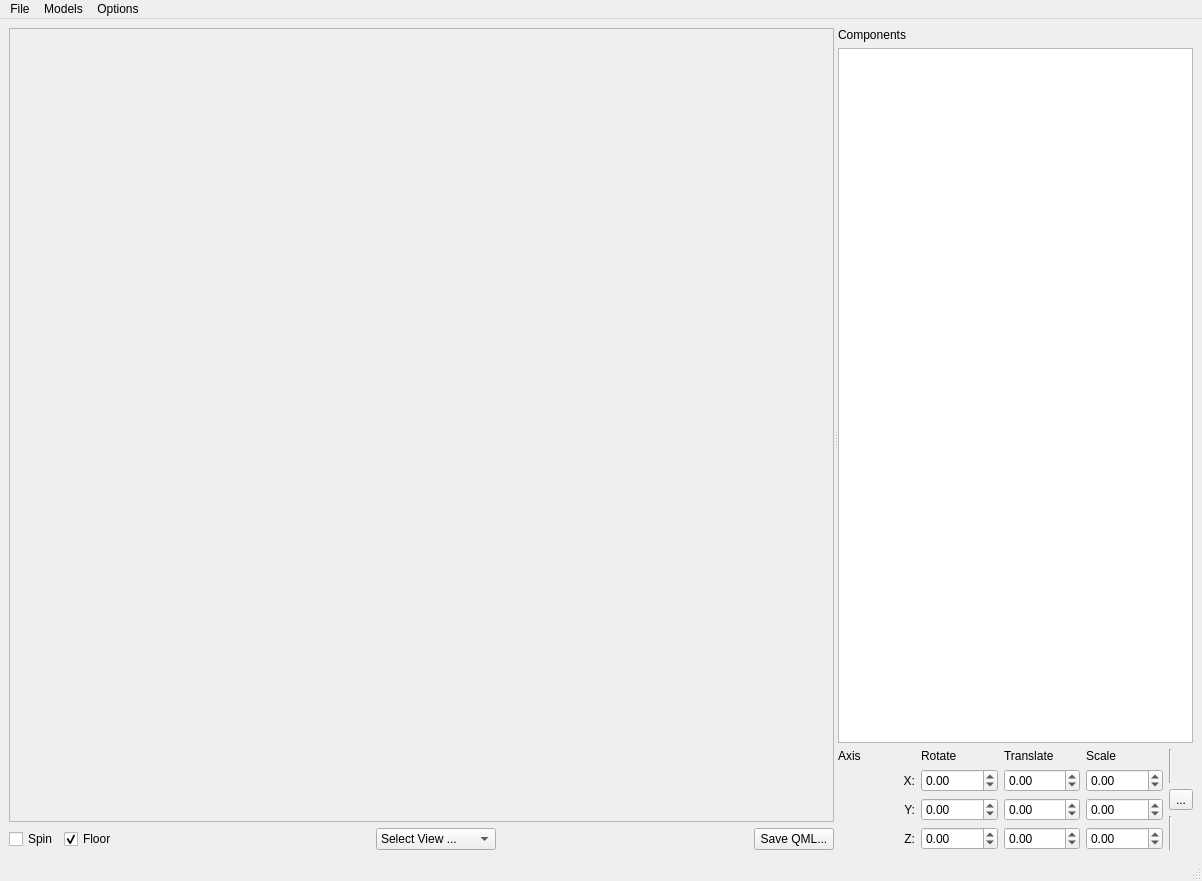
chgans/qextmouse3d, file demos/modelviewer/controls.ui: the form before one commit.
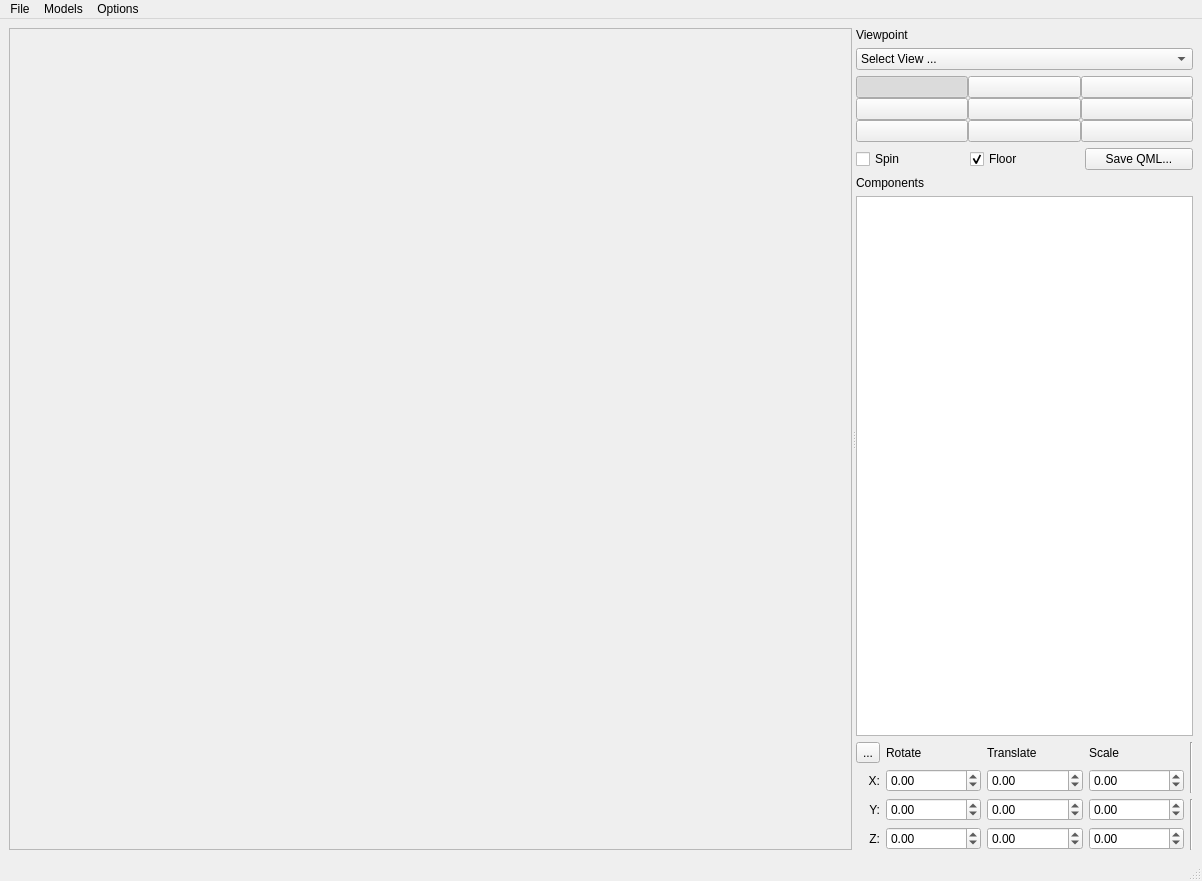
The form after the commit. Icons and pictures are not drawn.

Patch:
```diff
--- a/demos/modelviewer/controls.ui
+++ b/demos/modelviewer/controls.ui
@@ -44,54 +44,20 @@
           </property>
          </widget>
         </item>
+       </layout>
+      </widget>
+      <widget class="QWidget" name="layoutWidget">
+       <layout class="QVBoxLayout" name="verticalLayout_3">
         <item>
-         <layout class="QHBoxLayout" name="horizontalLayout">
-          <item>
-           <widget class="QCheckBox" name="spinCheckBox">
-            <property name="toolTip">
-             <string>Spin the model to show all sides</string>
-            </property>
-            <property name="statusTip">
-             <string>Spin the model around Y, to show all sides</string>
-            </property>
-            <property name="text">
-             <string>Spin</string>
-            </property>
-            <property name="checked">
-             <bool>false</bool>
-            </property>
-            <property name="tristate">
-             <bool>false</bool>
-            </property>
-           </widget>
-          </item>
-          <item>
-           <widget class="QCheckBox" name="floorCheckBox">
-            <property name="statusTip">
-             <string>Draw a reference floor plane in y=0</string>
-            </property>
-            <property name="text">
-             <string>Floor</string>
-            </property>
-            <property name="checked">
-             <bool>true</bool>
-            </property>
-           </widget>
-          </item>
-          <item>
-           <spacer name="horizontalSpacer_2">
-            <property name="orientation">
-             <enum>Qt::Horizontal</enum>
-            </property>
-            <property name="sizeHint" stdset="0">
-             <size>
-              <width>40</width>
-              <height>20</height>
-             </size>
-            </property>
-           </spacer>
-          </item>
-          <item>
+         <widget class="QLabel" name="label_9">
+          <property name="text">
+           <string>Viewpoint</string>
+          </property>
+         </widget>
+        </item>
+        <item>
+         <layout class="QGridLayout" name="gridLayout_3">
+          <item row="0" column="0">
            <widget class="QComboBox" name="viewComboBox">
             <property name="toolTip">
              <string>Resets the camera to the selected view</string>
@@ -146,20 +112,269 @@
             </item>
            </widget>
           </item>
-          <item>
-           <spacer name="horizontalSpacer">
-            <property name="orientation">
-             <enum>Qt::Horizontal</enum>
+         </layout>
+        </item>
+        <item>
+         <layout class="QGridLayout" name="gridLayout_4">
+          <property name="sizeConstraint">
+           <enum>QLayout::SetFixedSize</enum>
+          </property>
+          <property name="spacing">
+           <number>0</number>
+          </property>
+          <item row="0" column="0">
+           <widget class="QPushButton" name="CustomView">
+            <property name="baseSize">
+             <size>
+              <width>5</width>
+              <height>5</height>
+             </size>
             </property>
-            <property name="sizeHint" stdset="0">
+            <property name="text">
+             <string/>
+            </property>
+            <property name="icon">
+             <iconset resource="modelviewer.qrc">
+              <normaloff>:/images/customViewIcon.png</normaloff>:/images/customViewIcon.png</iconset>
+            </property>
+            <property name="iconSize">
              <size>
-              <width>40</width>
-              <height>20</height>
+              <width>48</width>
+              <height>48</height>
              </size>
             </property>
-           </spacer>
+            <property name="checkable">
+             <bool>true</bool>
+            </property>
+            <property name="checked">
+             <bool>true</bool>
+            </property>
+            <property name="autoExclusive">
+             <bool>true</bool>
+            </property>
+           </widget>
           </item>
-          <item>
+          <item row="0" column="1">
+           <widget class="QPushButton" name="FrontView">
+            <property name="text">
+             <string/>
+            </property>
+            <property name="icon">
+             <iconset resource="modelviewer.qrc">
+              <normaloff>:/images/frontViewIcon.png</normaloff>:/images/frontViewIcon.png</iconset>
+            </property>
+            <property name="iconSize">
+             <size>
+              <width>48</width>
+              <height>48</height>
+             </size>
+            </property>
+            <property name="checkable">
+             <bool>true</bool>
+            </property>
+            <property name="autoExclusive">
+             <bool>true</bool>
+            </property>
+           </widget>
+          </item>
+          <item row="0" column="2">
+           <widget class="QPushButton" name="BackView">
+            <property name="text">
+             <string/>
+            </property>
+            <property name="icon">
+             <iconset resource="modelviewer.qrc">
+              <normaloff>:/images/backViewIcon.png</normaloff>:/images/backViewIcon.png</iconset>
+            </property>
+            <property name="iconSize">
+             <size>
+              <width>48</width>
+              <height>48</height>
+             </size>
+            </property>
+            <property name="checkable">
+             <bool>true</bool>
+            </property>
+            <property name="autoExclusive">
+             <bool>true</bool>
+            </property>
+           </widget>
+          </item>
+          <item row="1" column="0">
+           <widget class="QPushButton" name="FrontQuarterView">
+            <property name="text">
+             <string/>
+            </property>
+            <property name="icon">
+             <iconset resource="modelviewer.qrc">
+              <normaloff>:/images/frontQuarterIcon.png</normaloff>:/images/frontQuarterIcon.png</iconset>
+            </property>
+            <property name="iconSize">
+             <size>
+              <width>48</width>
+              <height>48</height>
+             </size>
+            </property>
+            <property name="checkable">
+             <bool>true</bool>
+            </property>
+            <property name="autoExclusive">
+             <bool>true</bool>
+            </property>
+           </widget>
+          </item>
+          <item row="1" column="1">
+           <widget class="QPushButton" name="TopView">
+            <property name="text">
+             <string/>
+            </property>
+            <property name="icon">
+             <iconset resource="modelviewer.qrc">
+              <normaloff>:/images/topViewIcon.png</normaloff>:/images/topViewIcon.png</iconset>
+            </property>
+            <property name="iconSize">
+             <size>
+              <width>48</width>
+              <height>48</height>
+             </size>
+            </property>
+            <property name="checkable">
+             <bool>true</bool>
+            </property>
+            <property name="autoExclusive">
+             <bool>true</bool>
+            </property>
+           </widget>
+          </item>
+          <item row="1" column="2">
+           <widget class="QPushButton" name="BottomView">
+            <property name="text">
+             <string/>
+            </property>
+            <property name="icon">
+             <iconset resource="modelviewer.qrc">
+              <normaloff>:/images/bottomViewIcon.png</normaloff>:/images/bottomViewIcon.png</iconset>
+            </property>
+            <property name="iconSize">
+             <size>
+              <width>48</width>
+              <height>48</height>
+             </size>
+            </property>
+            <property name="checkable">
+             <bool>true</bool>
+            </property>
+            <property name="autoExclusive">
+             <bool>true</bool>
+            </property>
+           </widget>
+          </item>
+          <item row="2" column="0">
+           <widget class="QPushButton" name="RearQuarterView">
+            <property name="text">
+             <string/>
+            </property>
+            <property name="icon">
+             <iconset resource="modelviewer.qrc">
+              <normaloff>:/images/rearQuarterIcon.png</normaloff>:/images/rearQuarterIcon.png</iconset>
+            </property>
+            <property name="iconSize">
+             <size>
+              <width>48</width>
+              <height>48</height>
+             </size>
+            </property>
+            <property name="checkable">
+             <bool>true</bool>
+            </property>
+            <property name="autoExclusive">
+             <bool>true</bool>
+            </property>
+           </widget>
+          </item>
+          <item row="2" column="1">
+           <widget class="QPushButton" name="LeftView">
+            <property name="text">
+             <string/>
+            </property>
+            <property name="icon">
+             <iconset resource="modelviewer.qrc">
+              <normaloff>:/images/leftViewIcon.png</normaloff>:/images/leftViewIcon.png</iconset>
+            </property>
+            <property name="iconSize">
+             <size>
+              <width>48</width>
+              <height>48</height>
+             </size>
+            </property>
+            <property name="checkable">
+             <bool>true</bool>
+            </property>
+            <property name="autoExclusive">
+             <bool>true</bool>
+            </property>
+           </widget>
+          </item>
+          <item row="2" column="2">
+           <widget class="QPushButton" name="RightView">
+            <property name="text">
+             <string/>
+            </property>
+            <property name="icon">
+             <iconset resource="modelviewer.qrc">
+              <normaloff>:/images/rightViewIcon.png</normaloff>:/images/rightViewIcon.png</iconset>
+            </property>
+            <property name="iconSize">
+             <size>
+              <width>48</width>
+              <height>48</height>
+             </size>
+            </property>
+            <property name="checkable">
+             <bool>true</bool>
+            </property>
+            <property name="autoExclusive">
+             <bool>true</bool>
+            </property>
+           </widget>
+          </item>
+         </layout>
+        </item>
+        <item>
+         <layout class="QGridLayout" name="gridLayout_2">
+          <item row="1" column="0">
+           <widget class="QCheckBox" name="spinCheckBox">
+            <property name="toolTip">
+             <string>Spin the model to show all sides</string>
+            </property>
+            <property name="statusTip">
+             <string>Spin the model around Y, to show all sides</string>
+            </property>
+            <property name="text">
+             <string>Spin</string>
+            </property>
+            <property name="checked">
+             <bool>false</bool>
+            </property>
+            <property name="tristate">
+             <bool>false</bool>
+            </property>
+           </widget>
+          </item>
+          <item row="1" column="1">
+           <widget class="QCheckBox" name="floorCheckBox">
+            <property name="statusTip">
+             <string>Draw a reference floor plane in y=0</string>
+            </property>
+            <property name="text">
+             <string>Floor</string>
+            </property>
+            <property name="checked">
+             <bool>true</bool>
+            </property>
+           </widget>
+          </item>
+          <item row="1" column="2">
            <widget class="QPushButton" name="generateQmlPushButton">
             <property name="toolTip">
              <string>Generate a QML file to display this model with current settings</string>
@@ -171,10 +386,6 @@
           </item>
          </layout>
         </item>
-       </layout>
-      </widget>
-      <widget class="QWidget" name="layoutWidget">
-       <layout class="QVBoxLayout" name="verticalLayout_3">
         <item>
          <widget class="QLabel" name="label">
           <property name="text">
@@ -189,28 +400,21 @@
          <layout class="QHBoxLayout" name="horizontalLayout_2">
           <item>
            <layout class="QGridLayout" name="gridLayout">
-            <item row="0" column="0">
-             <widget class="QLabel" name="label_5">
-              <property name="text">
-               <string>Axis</string>
-              </property>
-             </widget>
-            </item>
-            <item row="0" column="1">
+            <item row="0" column="3">
              <widget class="QLabel" name="label_6">
               <property name="text">
                <string>Rotate</string>
               </property>
              </widget>
             </item>
-            <item row="0" column="2">
+            <item row="0" column="4">
              <widget class="QLabel" name="label_7">
               <property name="text">
                <string>Translate</string>
               </property>
              </widget>
             </item>
-            <item row="0" column="3">
+            <item row="0" column="5">
              <widget class="QLabel" name="label_8">
               <property name="text">
                <string>Scale</string>
@@ -227,7 +431,7 @@
               </property>
              </widget>
             </item>
-            <item row="1" column="1">
+            <item row="1" column="3">
              <widget class="QDoubleSpinBox" name="xRotSpin">
               <property name="minimum">
                <double>-180.000000000000000</double>
@@ -240,7 +444,7 @@
               </property>
              </widget>
             </item>
-            <item row="1" column="2">
+            <item row="1" column="4">
              <widget class="QDoubleSpinBox" name="xTranSpin">
               <property name="minimum">
                <double>-100.000000000000000</double>
@@ -250,7 +454,7 @@
               </property>
              </widget>
             </item>
-            <item row="1" column="3">
+            <item row="1" column="5">
              <widget class="QDoubleSpinBox" name="xScaleSpin">
               <property name="toolTip">
                <string>Positive values scale up along X
@@ -274,7 +478,7 @@
               </property>
              </widget>
             </item>
-            <item row="2" column="1">
+            <item row="2" column="3">
              <widget class="QDoubleSpinBox" name="yRotSpin">
               <property name="minimum">
                <double>-180.000000000000000</double>
@@ -287,7 +491,7 @@
               </property>
              </widget>
             </item>
-            <item row="2" column="2">
+            <item row="2" column="4">
              <widget class="QDoubleSpinBox" name="yTranSpin">
               <property name="minimum">
                <double>-100.000000000000000</double>
@@ -297,7 +501,7 @@
               </property>
              </widget>
             </item>
-            <item row="2" column="3">
+            <item row="2" column="5">
              <widget class="QDoubleSpinBox" name="yScaleSpin">
               <property name="toolTip">
                <string>Positive values scale up along Y
@@ -321,7 +525,7 @@
               </property>
              </widget>
             </item>
-            <item row="3" column="1">
+            <item row="3" column="3">
              <widget class="QDoubleSpinBox" name="zRotSpin">
               <property name="minimum">
                <double>-180.000000000000000</double>
@@ -334,7 +538,7 @@
               </property>
              </widget>
             </item>
-            <item row="3" column="2">
+            <item row="3" column="4">
              <widget class="QDoubleSpinBox" name="zTranSpin">
               <property name="minimum">
                <double>-100.000000000000000</double>
@@ -344,7 +548,7 @@
               </property>
              </widget>
             </item>
-            <item row="3" column="3">
+            <item row="3" column="5">
              <widget class="QDoubleSpinBox" name="zScaleSpin">
               <property name="toolTip">
                <string>Positive values scale up along Z
@@ -358,21 +562,7 @@
               </property>
              </widget>
             </item>
-           </layout>
-          </item>
-          <item>
-           <layout class="QVBoxLayout" name="verticalLayout">
-            <property name="leftMargin">
-             <number>0</number>
-            </property>
-            <item>
-             <widget class="Line" name="line">
-              <property name="orientation">
-               <enum>Qt::Vertical</enum>
-              </property>
-             </widget>
-            </item>
-            <item>
+            <item row="0" column="0">
              <widget class="QToolButton" name="lockButton">
               <property name="toolTip">
                <string>Click to unlink X, Y &amp; Z
@@ -393,6 +583,20 @@
               </property>
              </widget>
             </item>
+           </layout>
+          </item>
+          <item>
+           <layout class="QVBoxLayout" name="verticalLayout">
+            <property name="leftMargin">
+             <number>0</number>
+            </property>
+            <item>
+             <widget class="Line" name="line">
+              <property name="orientation">
+               <enum>Qt::Vertical</enum>
+              </property>
+             </widget>
+            </item>
             <item>
              <widget class="Line" name="line_2">
               <property name="orientation">
```
Left out of the diff: 5 changed lines with no effect on the pictures.
